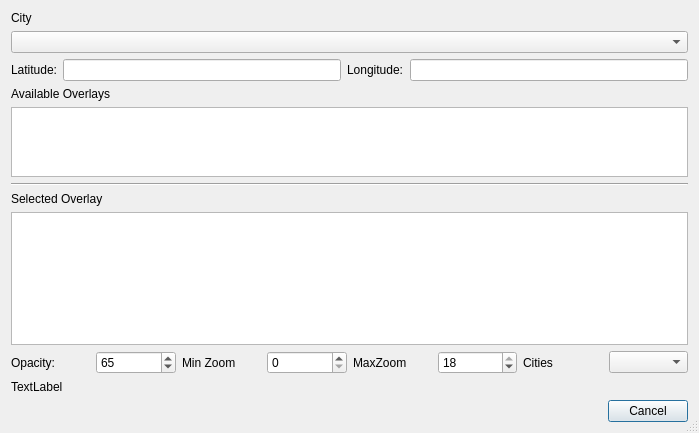
Before: the Qt Designer form ui/editcitydialog.ui in allenck/mapper, drawn with Qt 5.
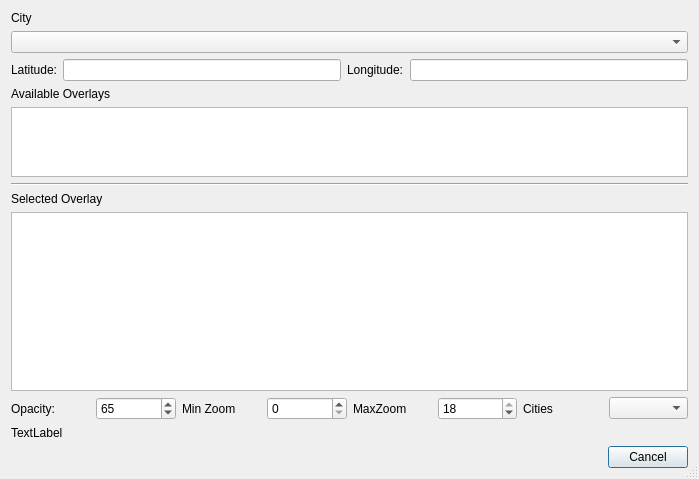
After: the same form once the commit is applied. Custom widgets are drawn as their Qt base class.

The edit to the form file:
```diff
--- a/ui/editcitydialog.ui
+++ b/ui/editcitydialog.ui
@@ -7,7 +7,7 @@
     <x>0</x>
     <y>0</y>
     <width>699</width>
-    <height>433</height>
+    <height>479</height>
    </rect>
   </property>
   <property name="windowTitle">
```
Left out of the diff: 6 changed lines with no effect on the pictures.
